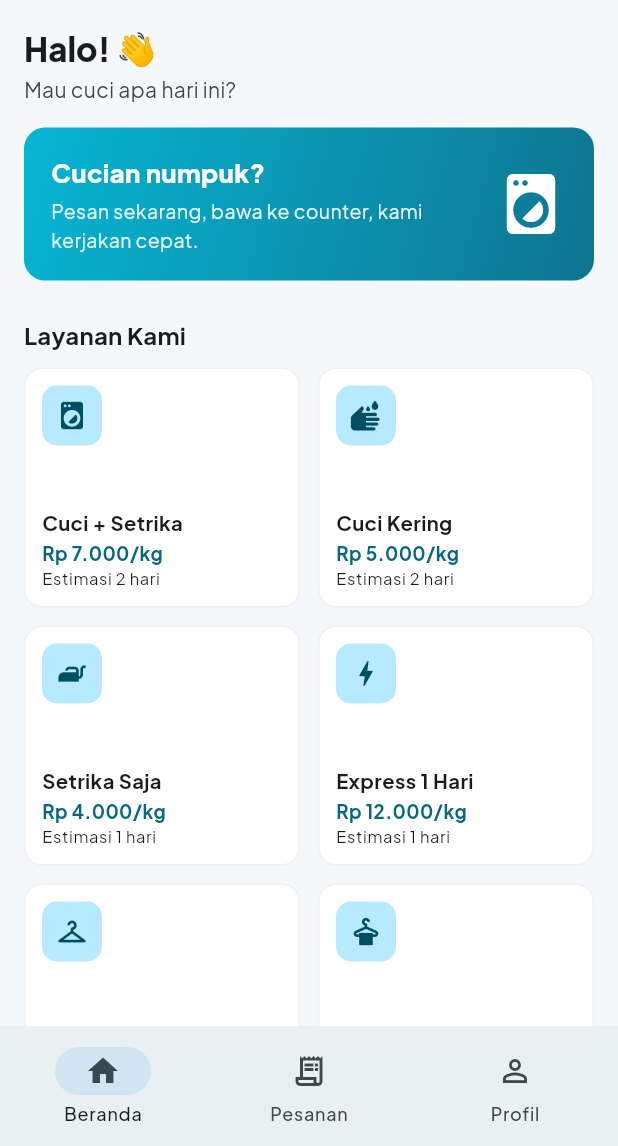
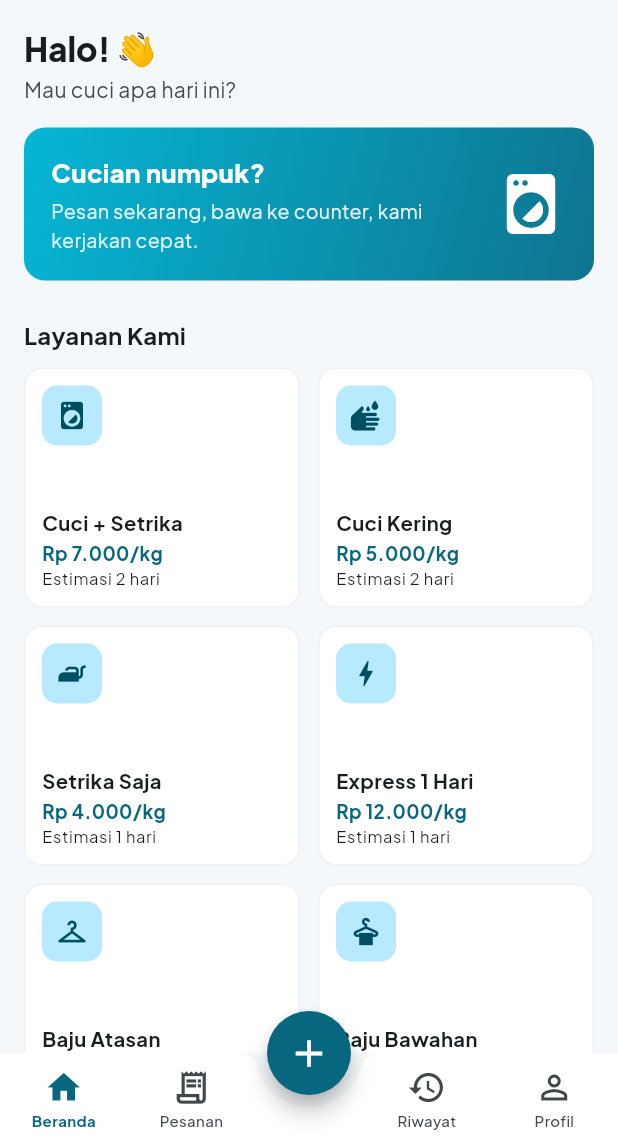
Before and after one commit to mustang77/tideview, a Flutter app: the CustomerShell screen opened directly, on a phone screen of 412 x 824 dp, the part 90-1236 px from its top. Run offline on Flutter 3.47's test engine with Material 3 defaults, Android fonts, the phone set to English and light mode, and no system bars; our stand-ins replace pdf, printing, shared_preferences; accounts and stored records are empty.

Commit message:
Navigasi pelanggan model FAB tengah: Beranda, Pesanan, +, Riwayat, Profil
BottomAppBar bertakik dengan tombol + mengambang di tengah untuk
langsung membuat pesanan; tab Pesanan dan Riwayat kini terpisah
(menggantikan SegmentedButton Aktif/Riwayat).

Co-Authored-By: Claude Fable 5 <noreply@anthropic.com>
Claude-Session: https://claude.ai/code/session_011uZGEuV6kqQrityoLkhmTJ

```diff
--- a/lib/screens/customer_shell.dart
+++ b/lib/screens/customer_shell.dart
@@ -46,29 +46,109 @@ class _CustomerShellState extends State<CustomerShell> {
               constraints: const BoxConstraints(maxWidth: 720),
               child: switch (_index) {
                 0 => const _HomeTab(),
-                1 => const _OrdersTab(),
+                1 => const _OrdersTab(history: false),
+                2 => const _OrdersTab(history: true),
                 _ => const _ProfileTab(),
               },
             ),
           ),
         ),
-        bottomNavigationBar: NavigationBar(
-          selectedIndex: _index,
-          onDestinationSelected: (i) => setState(() => _index = i),
-          destinations: const [
-            NavigationDestination(
-                icon: Icon(Icons.home_outlined),
-                selectedIcon: Icon(Icons.home),
-                label: 'Beranda'),
-            NavigationDestination(
-                icon: Icon(Icons.receipt_long_outlined),
-                selectedIcon: Icon(Icons.receipt_long),
-                label: 'Pesanan'),
-            NavigationDestination(
-                icon: Icon(Icons.person_outline),
-                selectedIcon: Icon(Icons.person),
-                label: 'Profil'),
-          ],
+        floatingActionButton: FloatingActionButton(
+          tooltip: 'Buat Pesanan',
+          onPressed: () => Navigator.of(context).push(MaterialPageRoute(
+              builder: (_) => const NewOrderScreen())),
+          shape: const CircleBorder(),
+          backgroundColor: Theme.of(context).colorScheme.primary,
+          foregroundColor: Colors.white,
+          child: const Icon(Icons.add, size: 30),
+        ),
+        floatingActionButtonLocation:
+            FloatingActionButtonLocation.centerDocked,
+        bottomNavigationBar: BottomAppBar(
+          shape: const CircularNotchedRectangle(),
+          notchMargin: 8,
+          color: Colors.white,
+          elevation: 12,
+          height: 62,
+          padding: EdgeInsets.zero,
+          child: Row(
+            children: [
+              _NavIcon(
+                  icon: Icons.home_outlined,
+                  activeIcon: Icons.home,
+                  label: 'Beranda',
+                  selected: _index == 0,
+                  onTap: () => setState(() => _index = 0)),
+              _NavIcon(
+                  icon: Icons.receipt_long_outlined,
+                  activeIcon: Icons.receipt_long,
+                  label: 'Pesanan',
+                  selected: _index == 1,
+                  onTap: () => setState(() => _index = 1)),
+              const SizedBox(width: 72),
+              _NavIcon(
+                  icon: Icons.history_outlined,
+                  activeIcon: Icons.history,
+                  label: 'Riwayat',
+                  selected: _index == 2,
+                  onTap: () => setState(() => _index = 2)),
+              _NavIcon(
+                  icon: Icons.person_outline,
+                  activeIcon: Icons.person,
+                  label: 'Profil',
+                  selected: _index == 3,
+                  onTap: () => setState(() => _index = 3)),
+            ],
+          ),
+        ),
+      ),
+    );
+  }
+}
+
+/// Ikon navigasi bergaya garis tipis; berwarna saat aktif.
+class _NavIcon extends StatelessWidget {
+  const _NavIcon({
+    required this.icon,
+    required this.activeIcon,
+    required this.label,
+    required this.selected,
+    required this.onTap,
+  });
+
+  final IconData icon;
+  final IconData activeIcon;
+  final String label;
+  final bool selected;
+  final VoidCallback onTap;
+
+  @override
+  Widget build(BuildContext context) {
+    final theme = Theme.of(context);
+    final color = selected
+        ? theme.colorScheme.primary
+        : theme.colorScheme.onSurfaceVariant;
+    return Expanded(
+      child: InkWell(
+        onTap: onTap,
+        child: Tooltip(
+          message: label,
+          child: Column(
+            mainAxisAlignment: MainAxisAlignment.center,
+            children: [
+              Icon(selected ? activeIcon : icon, size: 26, color: color),
+              const SizedBox(height: 2),
+              Text(
+                label,
+                style: TextStyle(
+                  fontSize: 10,
+                  fontWeight:
+                      selected ? FontWeight.w700 : FontWeight.w500,
+                  color: color,
+                ),
+              ),
+            ],
+          ),
         ),
       ),
     );
@@ -312,54 +392,35 @@ class _ServiceCard extends StatelessWidget {
 
 // ---------------------------------------------------------------- Pesanan
 
-class _OrdersTab extends StatefulWidget {
-  const _OrdersTab();
+class _OrdersTab extends StatelessWidget {
+  const _OrdersTab({required this.history});
 
-  @override
-  State<_OrdersTab> createState() => _OrdersTabState();
-}
-
-class _OrdersTabState extends State<_OrdersTab> {
-  bool _showHistory = false;
+  final bool history;
 
   @override
   Widget build(BuildContext context) {
-    final orders = store.orders
-        .where((o) => _showHistory ? o.selesai : !o.selesai)
-        .toList();
+    final orders =
+        store.orders.where((o) => history ? o.selesai : !o.selesai).toList();
     return Column(
       crossAxisAlignment: CrossAxisAlignment.stretch,
       children: [
         Padding(
           padding: const EdgeInsets.fromLTRB(16, 16, 16, 8),
-          child: Column(
-            crossAxisAlignment: CrossAxisAlignment.stretch,
-            children: [
-              Text('Pesanan Saya',
-                  style: Theme.of(context)
-                      .textTheme
-                      .titleLarge
-                      ?.copyWith(fontWeight: FontWeight.w800)),
-              const SizedBox(height: 12),
-              SegmentedButton<bool>(
-                segments: const [
-                  ButtonSegment(value: false, label: Text('Aktif')),
-                  ButtonSegment(value: true, label: Text('Riwayat')),
-                ],
-                selected: {_showHistory},
-                onSelectionChanged: (s) =>
-                    setState(() => _showHistory = s.first),
-              ),
-            ],
-          ),
+          child: Text(history ? 'Riwayat' : 'Pesanan Saya',
+              style: Theme.of(context)
+                  .textTheme
+                  .titleLarge
+                  ?.copyWith(fontWeight: FontWeight.w800)),
         ),
         Expanded(
           child: orders.isEmpty
               ? EmptyState(
-                  icon: Icons.receipt_long_outlined,
-                  message: _showHistory
+                  icon: history
+                      ? Icons.history_outlined
+                      : Icons.receipt_long_outlined,
+                  message: history
                       ? 'Belum ada pesanan yang selesai.'
-                      : 'Belum ada pesanan aktif.\nPesan layanan dari Beranda, yuk!',
+                      : 'Belum ada pesanan aktif.\nKetuk tombol + untuk memesan!',
                 )
               : ListView.builder(
                   padding: const EdgeInsets.all(16),
```
